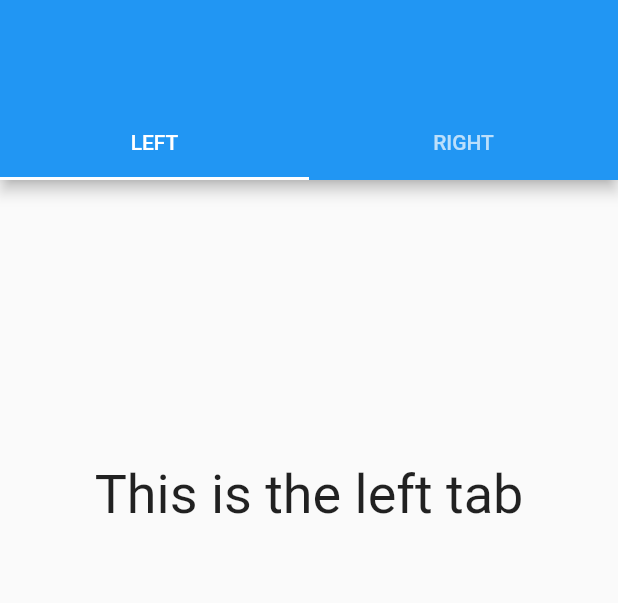
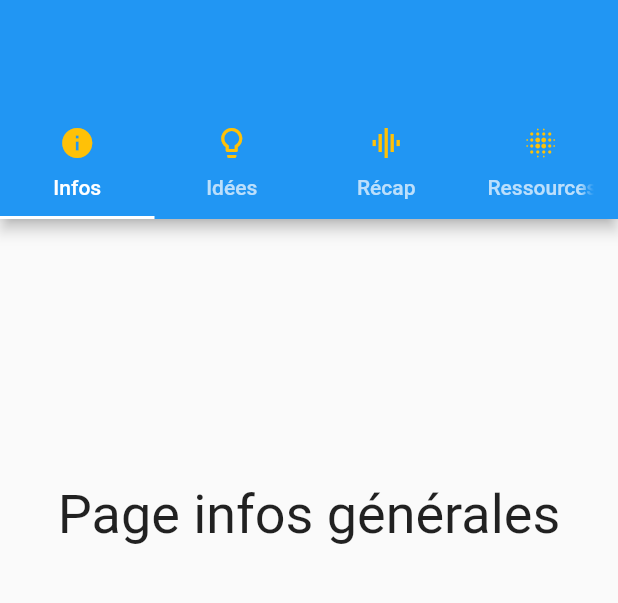
Before and after one commit to Aympab/Idea, a Flutter app: the screen it shows after launch, on a phone screen of 412 x 824 dp, the part 426-1029 px from its top. Run offline on Flutter 3.47's test engine with Material 2 defaults, Android fonts, the phone set to English and light mode, and no system bars; drawn by our look-alikes of circular_profile_avatar; our stand-ins replace bloc, equatable, flutter_bloc, image_picker; missing offline and left inert: configurable_expansion_tile, flutter_multiselect.

Commit message:
structure OK with separated files for the tabs

```diff
--- a/lib/view/profile/profile.dart
+++ b/lib/view/profile/profile.dart
@@ -16,8 +16,6 @@ class ProfileView extends StatefulWidget {
 //On a besoin du Mixin pour pouvoir gérer les scrolls multiples
 class ProfileViewState extends State<ProfileView>
     with TickerProviderStateMixin {
-  ProfileTabs _profileTabs;
-
   TabController _tabController;
   ScrollController _scrollController;
 
@@ -25,8 +23,8 @@ class ProfileViewState extends State<ProfileView>
   void initState() {
     super.initState();
     //On instancie ProfileTabs pour être sûr d'avoir la longueur des onglets
-    _profileTabs = ProfileTabs();
-    _tabController = TabController(vsync: this, length: ProfileTabs.tabs.length);
+    _tabController =
+        TabController(vsync: this, length: ProfileTabs.tabs.length);
     _scrollController = new ScrollController();
   }
 
@@ -40,15 +38,14 @@ class ProfileViewState extends State<ProfileView>
 
   @override
   Widget build(BuildContext context) {
-    _profileTabs = ProfileTabs();
-
     return Scaffold(
       body: NestedScrollView(
-          controller: _scrollController,
-          headerSliverBuilder: (BuildContext context, bool innerBoxIsScrolled) {
-            return [_buildAppBar()];
-          },
-          body: _profileTabs),
+        controller: _scrollController,
+        headerSliverBuilder: (BuildContext context, bool innerBoxIsScrolled) {
+          return [_buildAppBar()];
+        },
+        body: ProfileTabs(),
+      ),
     );
   }
 
@@ -59,7 +56,6 @@ class ProfileViewState extends State<ProfileView>
         pinned: true,
         snap: false,
         expandedHeight: 300.0,
-        flexibleSpace: ProfileHeader()
-        );
+        flexibleSpace: ProfileHeader());
   }
 }
--- a/lib/view/profile/profileTabs.dart
+++ b/lib/view/profile/profileTabs.dart
@@ -1,15 +1,49 @@
 import 'package:flutter/cupertino.dart';
 import 'package:flutter/material.dart';
 
+part 'tabs/ideasTab.dart';
+part 'tabs/infosTab.dart';
+part 'tabs/resourcesTab.dart';
+part 'tabs/summaryTab.dart';
+
 class ProfileTabs extends StatefulWidget {
-
-  static final List<Tab> tabs = <Tab>[
-    Tab(text: 'LEFT'),
-    Tab(text: 'RIGHT'),
-  ];
+  static final List<Tab> tabs = _generateTabs();
 
   @override
   _ProfileTabsState createState() => _ProfileTabsState();
+
+  static List<Tab> _generateTabs() {
+    return <Tab>[
+      Tab(
+        text: 'Infos',
+        icon: Icon(
+          Icons.info,
+          color: Colors.amber,
+        ),
+      ),
+      Tab(
+        text: 'Idées',
+        icon: Icon(
+          Icons.lightbulb_outline,
+          color: Colors.amber,
+        ),
+      ),
+      Tab(
+        text: 'Récap',
+        icon: Icon(
+          Icons.graphic_eq,
+          color: Colors.amber,
+        ),
+      ),
+      Tab(
+        text: 'Ressources',
+        icon: Icon(
+          Icons.blur_on,
+          color: Colors.amber,
+        ),
+      ),
+    ];
+  }
 }
 
 class _ProfileTabsState extends State<ProfileTabs> {
@@ -24,15 +58,21 @@ class _ProfileTabsState extends State<ProfileTabs> {
           ),
         ),
         body: TabBarView(
-          children: ProfileTabs.tabs.map((Tab tab) {
-            final String label = tab.text.toLowerCase();
-            return Center(
-              child: Text(
-                'This is the $label tab',
-                style: const TextStyle(fontSize: 36),
-              ),
-            );
-          }).toList(),
+          children: <Widget>[
+            InfosTab(),
+            IdeasTab(),
+            SummaryTab(),
+            ResourcesTab(),
+          ],
+          // ProfileTabs.tabs.map((Tab tab) {
+          //   final String label = tab.text.toLowerCase();
+          //   return Center(
+          //     child: Text(
+          //       'This is the $label tab',
+          //       style: const TextStyle(fontSize: 36),
+          //     ),
+          //   );
+          // }).toList(),
         ),
       ),
     );
--- /dev/null
+++ b/lib/view/profile/tabs/bloc/test_event.dart
@@ -0,0 +1,5 @@
+part of 'test_bloc.dart';
+
+abstract class TestEvent extends Equatable {
+  const TestEvent();
+}
--- /dev/null
+++ b/lib/view/profile/tabs/infosTab.dart
@@ -0,0 +1,15 @@
+part of '../profileTabs.dart';
+
+class InfosTab extends StatelessWidget {
+  const InfosTab({Key key}) : super(key: key);
+
+  @override
+  Widget build(BuildContext context) {
+    return Center(
+      child: Text(
+        'Page infos générales',
+        style: const TextStyle(fontSize: 36),
+      ),
+    );
+  }
+}
```
Also changed, not shown: lib/view/profile/tabs/bloc/test_bloc.dart (added, +19 -0 lines), lib/view/profile/tabs/bloc/test_state.dart (added, +10 -0 lines), lib/view/profile/tabs/ideasTab.dart (added, +15 -0 lines), lib/view/profile/tabs/resourcesTab.dart (added, +15 -0 lines), lib/view/profile/tabs/summaryTab.dart (added, +15 -0 lines).
